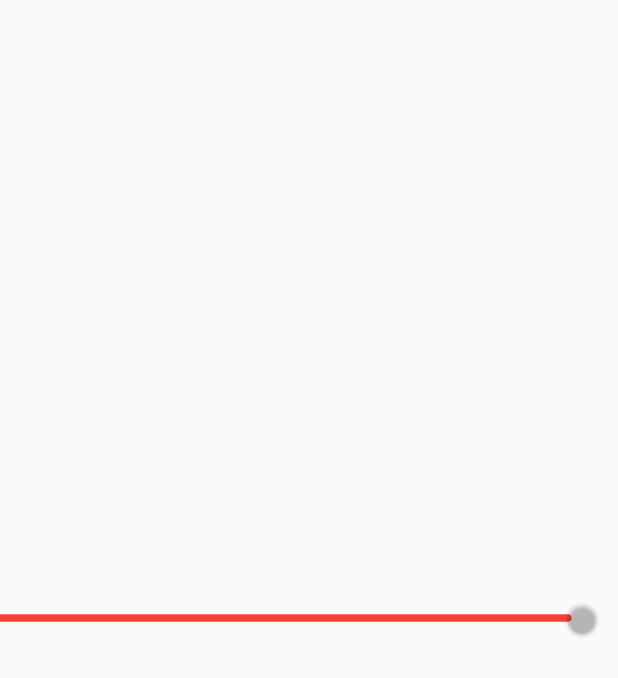
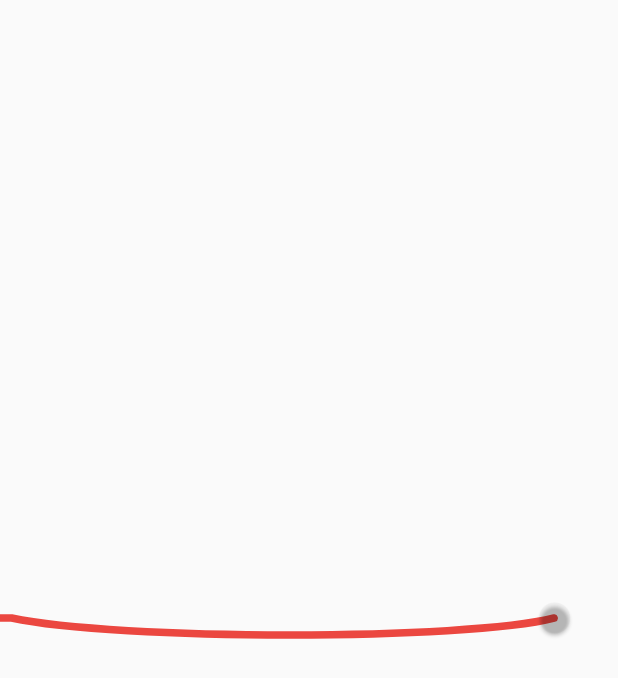
Before and after one commit to Zuhairdi/volume-control-string-effect, a Flutter app: the screen it shows after launch, on a phone screen of 412 x 824 dp. Shown: the top 678 px of the screen. Run offline on Flutter 3.47's test engine with Material 2 defaults, Android fonts, the phone set to English and light mode, and no system bars.

```diff
--- a/lib/MyHomePage.dart
+++ b/lib/MyHomePage.dart
@@ -10,8 +10,15 @@ class MyHomePage extends StatefulWidget {
   _MyHomePageState createState() => _MyHomePageState();
 }
 
-class _MyHomePageState extends State<MyHomePage> {
-  double _sliderValue = 1;
+class _MyHomePageState extends State<MyHomePage>
+    with SingleTickerProviderStateMixin {
+  late final AnimationController _animationController =
+      AnimationController(vsync: this, duration: Duration(milliseconds: 500));
+
+  late final CurvedAnimation _animation =
+      CurvedAnimation(parent: _animationController, curve: SpringCurve());
+
+  double _sliderValue = 0.95;
 
   double constant(double x) {
     double a = -20.0;
@@ -31,8 +38,6 @@ class _MyHomePageState extends State<MyHomePage> {
   @override
   Widget build(BuildContext context) {
     Size size = MediaQuery.of(context).size;
-
-    print('slider: $_sliderValue, Container: ${(size.width * _sliderValue)}');
     return Scaffold(
       body: Stack(
         children: [
@@ -40,10 +45,17 @@ class _MyHomePageState extends State<MyHomePage> {
             top: size.height * 0.5,
             child: CustomPaint(
               foregroundPainter: MyPainter(myColor().transform(_sliderValue)!),
-              child: Container(
-                width: size.width * _sliderValue + constant(_sliderValue),
-                height: 300 * (1 - _sliderValue),
-              ),
+              child: _sliderValue < 0.9
+                  ? AnimatedContainer(
+                      duration: Duration(seconds: 1),
+                      curve: SpringCurve(),
+                      width: size.width * _sliderValue + constant(_sliderValue),
+                      height: 300 * (1 - _sliderValue),
+                    )
+                  : Container(
+                      width: size.width * _sliderValue + constant(_sliderValue),
+                      height: 300 * (1 - _sliderValue),
+                    ),
             ),
           ),
           Positioned(
@@ -61,6 +73,16 @@ class _MyHomePageState extends State<MyHomePage> {
         ],
       ),
     );
+  }
+}
+
+class SpringCurve extends Curve {
+  final double b;
+  final double a;
+  const SpringCurve({this.a = 0.2, this.b = 32.9});
+  @override
+  double transform(double t) {
+    return -(pow(e, -t / a) * cos(t * b)) + 1;
   }
 }
 
@@ -82,7 +104,7 @@ class MyPainter extends CustomPainter {
     final pointBx = size.width * 0.02;
     final pointBy = 0.0;
 
-    final pointCx = size.width * 0.93;
+    final pointCx = size.width * 0.95;
     final pointCy = 0.0;
 
     final pointDx = size.width * 0.95;
```
